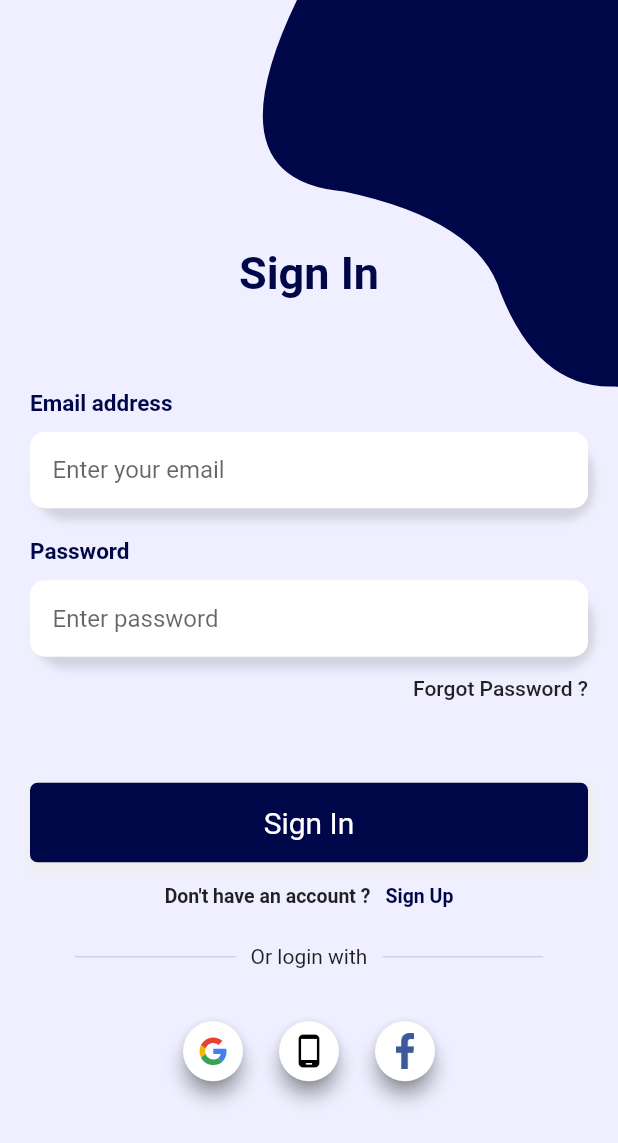
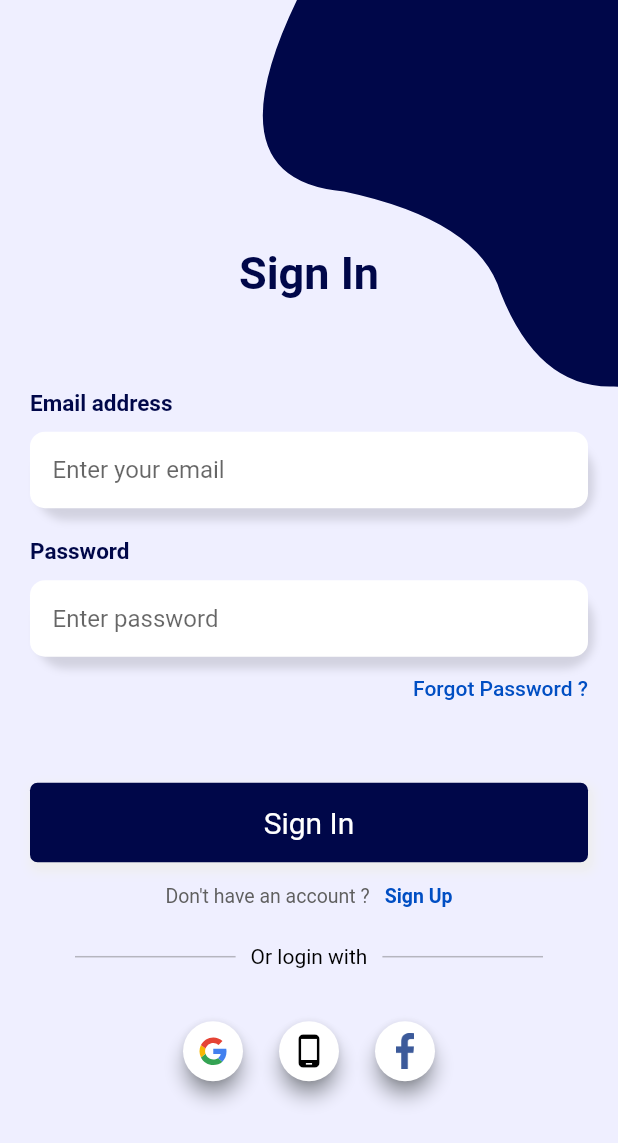
Before and after one commit to keyur47/all_app_direct, a Flutter app: the SignUpPage screen opened by its route, after a tap on "Sign In", on a phone screen of 412 x 824 dp. Shown: the top 1143 px of the screen. Run offline on Flutter 3.47's test engine with Material 2 defaults, Android fonts, the phone set to English and light mode, and no system bars; our stand-ins replace animated_text_kit, bootstrap_icons, cloud_firestore, connectivity_plus, email_validator, firebase_auth and 21 more; missing offline and left inert: app_settings, call_log, country_pickers, flutter_facebook_auth, flutter_phone_direct_caller, flutter_share and 2 more; accounts and stored records are empty; network calls fail; statements that could not run were skipped.

```diff
--- a/lib/direct.dart
+++ b/lib/direct.dart
@@ -2,12 +2,10 @@ import 'package:all_app_direct/Utils/my_behavior.dart';
 import 'package:all_app_direct/helper/app_color.dart';
 import 'package:all_app_direct/modules/appbar/popupmenubutton/setting/theme.dart';
 import 'package:all_app_direct/utils/app_color.dart';
-import 'package:all_app_direct/utils/assets_path.dart';
 import 'package:all_app_direct/utils/navigation/dart/route_page.dart';
 import 'package:all_app_direct/widgets/app_binding.dart';
 import 'package:flutter/material.dart';
 import 'package:get/get.dart';
-import 'package:get/get_navigation/src/root/get_material_app.dart';
 
 class Direct extends StatelessWidget {
   Direct({Key? key}) : super(key: key);
--- a/lib/main.dart
+++ b/lib/main.dart
@@ -1,6 +1,5 @@
 import 'dart:async';
 import 'dart:developer';
-
 import 'package:all_app_direct/direct.dart';
 import 'package:all_app_direct/helper/push_notification.dart';
 import 'package:firebase_core/firebase_core.dart';
--- a/lib/modules/Auth/controller/sign_in_controller.dart
+++ b/lib/modules/Auth/controller/sign_in_controller.dart
@@ -12,6 +12,7 @@ class LogInController extends GetxController {
   RxBool isObscure = true.obs;
   RxBool gmailLoading = false.obs;
   RxBool facebookLoading = false.obs;
+  RxBool isSignInButtonColorEnable = false.obs;
 
   GlobalKey<FormState> logInFormKey = GlobalKey<FormState>();
 
--- a/lib/modules/Auth/sign_in_page.dart
+++ b/lib/modules/Auth/sign_in_page.dart
@@ -6,10 +6,10 @@ import 'package:all_app_direct/utils/assets_path.dart';
 import 'package:all_app_direct/utils/navigation/dart/navigation.dart';
 import 'package:all_app_direct/utils/navigation/dart/route_page.dart';
 import 'package:all_app_direct/widgets/Clipper/bezierContainer.dart';
+import 'package:all_app_direct/widgets/snackbar.dart';
 import 'package:flutter/material.dart';
 import 'package:flutter_svg/svg.dart';
 import 'package:get/get.dart';
-
 
 class LoginPage extends StatefulWidget {
   LoginPage({Key? key, this.title}) : super(key: key);
@@ -45,18 +45,9 @@ class _LoginPageState extends State<LoginPage> {
       // colors: [Color(0xfffbb448), Color(0xfff7892b)])),
       child: GestureDetector(
         onTap: () async {
-          await logInController
-              .signInUsingEmailPassword(
-              email:
-              logInController
-                  .logInEmail
-                  .text
-                  .trim(),
-              password:
-              logInController
-                  .logInPassword
-                  .text
-                  .trim());
+          await logInController.signInUsingEmailPassword(
+              email: logInController.logInEmail.text.trim(),
+              password: logInController.logInPassword.text.trim());
         },
         child: const Text(
           'Sign In',
@@ -77,7 +68,10 @@ class _LoginPageState extends State<LoginPage> {
         children: <Widget>[
           Text(
             'Don\'t have an account ?',
-            style: TextStyle(fontSize: 13, fontWeight: FontWeight.w600),
+            style: TextStyle(
+                fontSize: 13,
+                color: AppColor.grey,
+                fontWeight: FontWeight.w400),
           ),
           SizedBox(
             width: 10,
@@ -89,7 +83,7 @@ class _LoginPageState extends State<LoginPage> {
             child: Text(
               'Sign Up',
               style: TextStyle(
-                  color: Color(0xFF000749),
+                  color: AppColor.darkBlue[200],
                   // color: Color(0xfff79c4f),
                   fontSize: 13,
                   fontWeight: FontWeight.w600),
@@ -109,15 +103,15 @@ class _LoginPageState extends State<LoginPage> {
           style: TextStyle(
               fontSize: 30,
               fontWeight: FontWeight.w700,
-              color: Color(0xFF000749)),
+              color: AppColor.darkBlue),
           children: [
             TextSpan(
               text: ' In',
-              style: TextStyle(color: Color(0xFF000749), fontSize: 30),
+              style: TextStyle(color: AppColor.darkBlue, fontSize: 30),
             ),
             TextSpan(
               text: '',
-              style: TextStyle(color: Color(0xffe46b10), fontSize: 30),
+              style: TextStyle(color: AppColor.darkBlue, fontSize: 30),
             ),
           ]),
     );
@@ -137,7 +131,6 @@ class _LoginPageState extends State<LoginPage> {
       ],
     );
   }
-
 
   /// _entryField
   Widget _entryField(
@@ -211,28 +204,17 @@ class _LoginPageState extends State<LoginPage> {
             height: 40,
             child: ElevatedButton(
               onPressed: () async {
-                FirebaseService
-                service =
-                FirebaseService();
-                await service
-                    .signInWithGoogle();
+                FirebaseService service = FirebaseService();
+                await service.signInWithGoogle();
               },
               style: ButtonStyle(
-                elevation:
-                MaterialStateProperty
-                    .all(5),
-                backgroundColor:
-                MaterialStateProperty
-                    .all(AppColor
-                    .white),
-                shape:
-                MaterialStateProperty
-                    .all(
+                elevation: MaterialStateProperty.all(5),
+                backgroundColor: MaterialStateProperty.all(AppColor.white),
+                shape: MaterialStateProperty.all(
                   const CircleBorder(),
                 ),
               ),
-              child: SvgPicture.asset(
-                  AssetsPath.google),
+              child: SvgPicture.asset(AssetsPath.google),
             ),
           ),
           SizedBox(
@@ -243,16 +225,9 @@ class _LoginPageState extends State<LoginPage> {
                 //     .mobileScreen);
               },
               style: ButtonStyle(
-                elevation:
-                MaterialStateProperty
-                    .all(5),
-                backgroundColor:
-                MaterialStateProperty
-                    .all(AppColor
-                    .white),
-                shape:
-                MaterialStateProperty
-                    .all(
+                elevation: MaterialStateProperty.all(5),
+                backgroundColor: MaterialStateProperty.all(AppColor.white),
+                shape: MaterialStateProperty.all(
                   const CircleBorder(),
                 ),
               ),
@@ -267,6 +242,7 @@ class _LoginPageState extends State<LoginPage> {
             child: ElevatedButton(
               onPressed: () async {
                 signInWithFacebook();
+
                 ///
                 //for login with fb but without firebase
                 // try {
@@ -291,28 +267,19 @@ class _LoginPageState extends State<LoginPage> {
                 // }
               },
               style: ButtonStyle(
-                elevation:
-                MaterialStateProperty
-                    .all(5),
-                backgroundColor:
-                MaterialStateProperty
-                    .all(AppColor
-                    .white),
-                shape:
-                MaterialStateProperty
-                    .all(
+                elevation: MaterialStateProperty.all(5),
+                backgroundColor: MaterialStateProperty.all(AppColor.white),
+                shape: MaterialStateProperty.all(
                   const CircleBorder(),
                 ),
               ),
               child: Padding(
-                padding:
-                const EdgeInsets
-                    .all(8.0),
-                child: Image.asset(
-                    AssetsPath.faceBook),
+                padding: const EdgeInsets.all(8.0),
+                child: Image.asset(AssetsPath.faceBook),
               ),
             ),
           ),
+
           ///
           // Expanded(
           //   flex: 1,
@@ -353,13 +320,12 @@ class _LoginPageState extends State<LoginPage> {
     );
   }
 
-
   // / _divider
   Widget _divider() {
     return Container(
-      margin: const EdgeInsets.symmetric(vertical: 10),
+      margin: EdgeInsets.symmetric(vertical: 10),
       child: Row(
-        children: const <Widget>[
+        children: <Widget>[
           SizedBox(
             width: 20,
           ),
@@ -368,15 +334,20 @@ class _LoginPageState extends State<LoginPage> {
               padding: EdgeInsets.symmetric(horizontal: 10),
               child: Divider(
                 thickness: 1,
+                color: AppColor.grey.withOpacity(0.4),
               ),
             ),
           ),
-          Text('Or login with'),
+          Text(
+            'Or login with',
+            style: TextStyle(color: AppColor.black),
+          ),
           Expanded(
             child: Padding(
               padding: EdgeInsets.symmetric(horizontal: 10),
               child: Divider(
                 thickness: 1,
+                color: AppColor.grey.withOpacity(0.4),
               ),
             ),
           ),
@@ -389,9 +360,15 @@ class _LoginPageState extends State<LoginPage> {
   }
 
   @override
+  void initState() {
+    super.initState();
+  }
+
+  @override
   Widget build(BuildContext context) {
     final height = MediaQuery.of(context).size.height;
-    return Scaffold(
+    return Obx(
+      () => Scaffold(
           backgroundColor: Color(0xffEFEFFF),
           body: Container(
             height: height,
@@ -401,6 +378,9 @@ class _LoginPageState extends State<LoginPage> {
                     top: -height * .15,
                     right: -MediaQuery.of(context).size.width * .4,
                     child: const BezierContainer()),
+                Stack(
+                  alignment: Alignment.bottomCenter,
+                  children: [
                     Container(
                       padding: const EdgeInsets.symmetric(horizontal: 20),
                       child: SingleChildScrollView(
@@ -416,12 +396,15 @@ class _LoginPageState extends State<LoginPage> {
                               padding: const EdgeInsets.only(top: 3, bottom: 5),
                               alignment: Alignment.centerRight,
                               child: GestureDetector(
-                                     onTap: (){
-                                       Navigation.popAndPushNamed(Routes.forgotPassword);
+                                onTap: () {
+                                  Navigation.popAndPushNamed(
+                                      Routes.forgotPassword);
                                 },
-                           child: const Text('Forgot Password ?',
+                                child: Text('Forgot Password ?',
                                     style: TextStyle(
-                                  fontSize: 14, fontWeight: FontWeight.w500)),
+                                        fontSize: 14,
+                                        fontWeight: FontWeight.w500,
+                                        color: AppColor.darkBlue[200])),
                               ),
                             ),
 
@@ -442,10 +425,18 @@ class _LoginPageState extends State<LoginPage> {
                         ),
                       ),
                     ),
+                    logInController.logInLoading.value ||
+                            logInController.gmailLoading.value ||
+                            logInController.facebookLoading.value
+                        ? lottie()
+                        : const SizedBox(),
+                  ],
+                ),
                 // Positioned(top: 40, left: 0, child: _backButton()),
               ],
             ),
-        ));
+          )),
+    );
   }
 }
 
--- a/lib/modules/Auth/sign_up_page.dart
+++ b/lib/modules/Auth/sign_up_page.dart
@@ -1,7 +1,9 @@
 
 import 'package:all_app_direct/modules/Auth/controller/sign_up_controller.dart';
+import 'package:all_app_direct/utils/app_color.dart';
 import 'package:all_app_direct/utils/navigation/dart/navigation.dart';
 import 'package:all_app_direct/utils/navigation/dart/route_page.dart';
+import 'package:all_app_direct/widgets/snackbar.dart';
 import 'package:flutter/material.dart';
 import 'package:get/get.dart';
 
@@ -100,7 +102,7 @@ class _SignUpPageState extends State<SignUpPage> {
         children:  <Widget>[
           const Text(
             'Already have an account ?',
-            style: TextStyle(fontSize: 14, fontWeight: FontWeight.w400),
+            style: TextStyle(fontSize: 14, fontWeight: FontWeight.w400,color: AppColor.grey),
           ),
           const SizedBox(
             width: 10,
@@ -185,13 +187,15 @@ class _SignUpPageState extends State<SignUpPage> {
                 ),
               ],
             ),
-            child: TextField(
+            child: TextFormField(
                 controller: TextEditingController,
                 obscureText: isPassword,
+                style: TextStyle(color: AppColor.grey),
                 decoration:  InputDecoration(
                     contentPadding: const EdgeInsets.symmetric(vertical: 14,horizontal: 15),
                     border: InputBorder.none,
                     hintText: hinText,
+                    hintStyle: TextStyle(color: AppColor.grey),
                     focusedBorder: OutlineInputBorder(
                       borderSide: const BorderSide(color: Colors.red, width: 1.5),
                       borderRadius: BorderRadius.circular(10),
@@ -225,6 +229,10 @@ class _SignUpPageState extends State<SignUpPage> {
               right: -MediaQuery.of(context).size.width * .4,
               child: const BezierContainer(),
             ),
+            Obx(()=>
+               Stack(
+                 alignment: Alignment.bottomCenter,
+                children: [
                   Container(
                     padding: const EdgeInsets.symmetric(horizontal: 20),
                     child: SingleChildScrollView(
@@ -248,6 +256,12 @@ class _SignUpPageState extends State<SignUpPage> {
                       ),
                     ),
                   ),
+                  signUpController.signUpLoading.value
+                      ? lottie()
+                      : const SizedBox(),
+                ],
+              ),
+            ),
             Positioned(top: 40, left: 0, child: _backButton()),
           ],
         ),
--- a/lib/modules/appbar/popupmenubutton/setting/setting.dart
+++ b/lib/modules/appbar/popupmenubutton/setting/setting.dart
@@ -1,12 +1,9 @@
 import 'dart:developer';
-
 import 'package:all_app_direct/helper/app_color.dart';
-import 'package:all_app_direct/helper/setting_controller.dart';
+import 'package:all_app_direct/modules/appbar/popupmenubutton/setting/setting_controller/setting_controller.dart';
 import 'package:all_app_direct/helper/shared_preferences.dart';
 import 'package:all_app_direct/modules/appbar/popupmenubutton/setting/theme.dart';
-import 'package:all_app_direct/utils/app_color.dart';
 import 'package:app_settings/app_settings.dart';
-import 'package:flutter/cupertino.dart';
 import 'package:flutter/material.dart';
 import 'package:get/get.dart';
 import 'package:permission_handler/permission_handler.dart';
--- a/lib/helper/setting_controller.dart
+++ b/lib/modules/appbar/popupmenubutton/setting/setting_controller/setting_controller.dart
@@ -1,5 +1,5 @@
 import 'package:get/get.dart';
-import 'shared_preferences.dart';
+import '../../../../../helper/shared_preferences.dart';
 
 class SettingController extends GetxController{
   RxBool isNotificationCheck = false.obs;
--- a/lib/utils/assets_path.dart
+++ b/lib/utils/assets_path.dart
@@ -18,6 +18,11 @@ class AssetsPath {
   static const String faceBook = _baseImagePath +'facebook.png';
   static const String profile = _baseImagePath + 'profile.jpg';
   static const String instagram = _baseImagePath + 'instagram.png';
+   static const String lottie = _baseImagePath + 'lottie.json';
+  // static const String lottie = _baseImagePath + 'lottie3.json';
+  // static const String lottie = _baseImagePath + 'lottie2.json';
+  //static const String lottie = _baseImagePath + 'lottie1.json';
+
 
 
 }
--- a/lib/widgets/app_binding.dart
+++ b/lib/widgets/app_binding.dart
@@ -1,5 +1,5 @@
 import 'package:all_app_direct/ads/adr.controller.dart';
-import 'package:all_app_direct/helper/setting_controller.dart';
+import 'package:all_app_direct/modules/appbar/popupmenubutton/setting/setting_controller/setting_controller.dart';
 import 'package:all_app_direct/modules/Auth/controller/forget_password_controller.dart';
 import 'package:all_app_direct/modules/Auth/controller/sign_in_controller.dart';
 import 'package:all_app_direct/modules/Auth/controller/sign_up_controller.dart';
--- a/pubspec.yaml
+++ b/pubspec.yaml
@@ -111,6 +111,7 @@ flutter:
   # To add assets to your application, add an assets section, like this:
   assets:
     - assets/image/
+    - assets/lottie/
   #   - images/a_dot_ham.jpeg
 
   # An image asset can refer to one or more resolution-specific "variants", see
```
Also changed, not shown: assets/lottie/lottie.json (added, +1 -0 lines), assets/lottie/lottie4.json (added, +1 -0 lines), lib/widgets/email_validation.dart (added, +14 -0 lines), lib/widgets/snackbar.dart (+32 -3 lines), pubspec.lock (added). Lines whose indentation alone changed are shown as unchanged.
